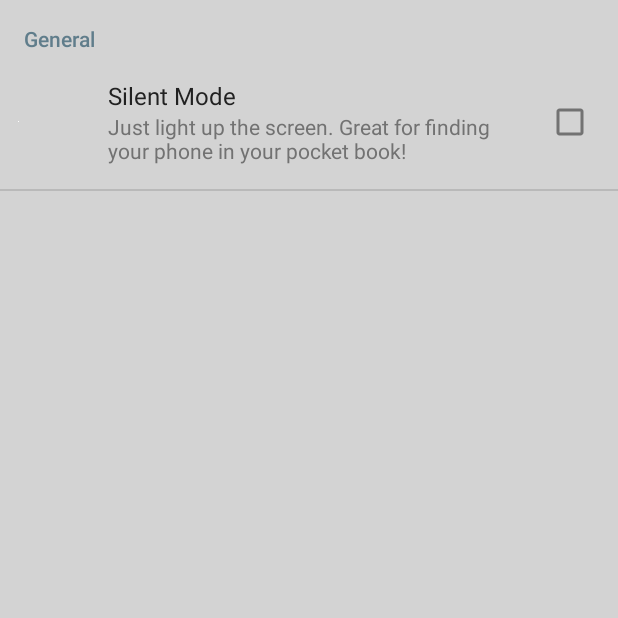
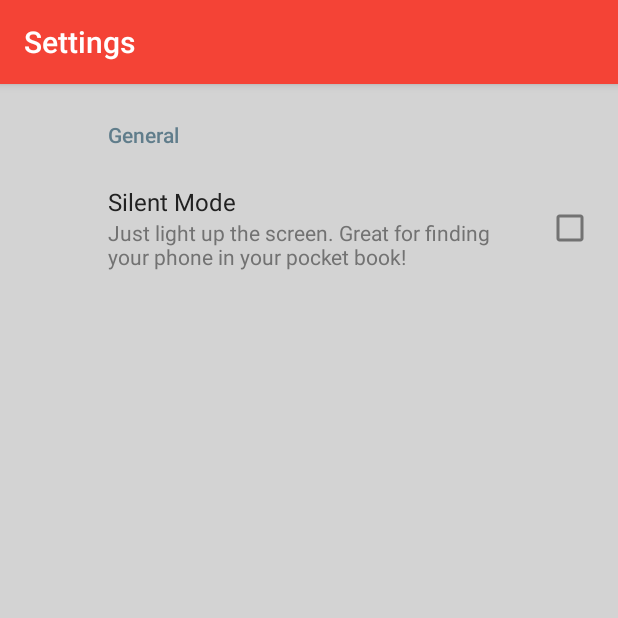
Before and after one commit to Wavesonics/RingMyPhoneAndroid, an Android app: the SettingsActivity screen opened directly, with no data from a screen before it, on a phone screen of 412 x 824 dp, the top half of it. Run offline under Robolectric (Android 15) with nearby library versions, the phone set to English and light mode, and no system bars; our stand-ins replace androidx.preference.

Commit message:
Migrate to AndroidX preferences

```diff
--- a/RingMyPhone/build.gradle
+++ b/RingMyPhone/build.gradle
@@ -68,6 +68,7 @@ dependencies {
     // Support Libraries
     implementation 'androidx.annotation:annotation:1.3.0'
     implementation 'androidx.appcompat:appcompat:1.4.1'
+    implementation 'androidx.preference:preference:1.2.0'
     implementation 'androidx.legacy:legacy-support-v13:1.0.0'
     implementation 'com.google.guava:guava:31.0.1-android'
     implementation 'com.getpebble:pebblekit:3.0.0@aar'
--- a/RingMyPhone/src/main/java/com/darkrockstudios/apps/ringmyphone/RingerService.java
+++ b/RingMyPhone/src/main/java/com/darkrockstudios/apps/ringmyphone/RingerService.java
@@ -15,8 +15,9 @@ import android.net.Uri;
 import android.os.Build;
 import android.os.IBinder;
 import android.os.PowerManager;
-import android.preference.PreferenceManager;
 import androidx.core.app.NotificationCompat;
+import androidx.preference.PreferenceManager;
+
 import android.util.Log;
 
 import com.getpebble.android.kit.Constants;
--- a/RingMyPhone/src/main/java/com/darkrockstudios/apps/ringmyphone/SettingsActivity.java
+++ b/RingMyPhone/src/main/java/com/darkrockstudios/apps/ringmyphone/SettingsActivity.java
@@ -1,20 +1,22 @@
 package com.darkrockstudios.apps.ringmyphone;
 
-import android.app.Activity;
 import android.os.Bundle;
+
+import androidx.appcompat.app.AppCompatActivity;
 
 /**
  * Created by adam on 3/2/14.
  */
-public class SettingsActivity extends Activity
+public class SettingsActivity extends AppCompatActivity
 {
 	@Override
 	protected void onCreate( Bundle savedInstanceState )
 	{
 		super.onCreate( savedInstanceState );
 
-		getFragmentManager().beginTransaction()
-		                    .replace( android.R.id.content, new SettingsFragment() )
-		                    .commit();
+		getSupportFragmentManager()
+				.beginTransaction()
+				.replace( android.R.id.content, new SettingsFragment() )
+				.commit();
 	}
 }
--- a/RingMyPhone/src/main/java/com/darkrockstudios/apps/ringmyphone/SettingsFragment.java
+++ b/RingMyPhone/src/main/java/com/darkrockstudios/apps/ringmyphone/SettingsFragment.java
@@ -1,18 +1,18 @@
 package com.darkrockstudios.apps.ringmyphone;
 
 import android.os.Bundle;
-import android.preference.PreferenceFragment;
+
+import androidx.preference.PreferenceFragmentCompat;
+
 
 /**
  * Created by adam on 3/2/14.
  */
-public class SettingsFragment extends PreferenceFragment
+public class SettingsFragment extends PreferenceFragmentCompat
 {
 	@Override
-	public void onCreate( Bundle savedInstanceState )
+	public void onCreatePreferences( Bundle savedInstanceState, String rootKey )
 	{
-		super.onCreate( savedInstanceState );
-
-		addPreferencesFromResource( R.xml.settings );
+		setPreferencesFromResource(R.xml.settings, rootKey);
 	}
 }
--- a/RingMyPhone/src/main/res/xml/settings.xml
+++ b/RingMyPhone/src/main/res/xml/settings.xml
@@ -1,12 +1,12 @@
 <?xml version="1.0" encoding="utf-8"?>
 
-<PreferenceScreen xmlns:android="http://schemas.android.com/apk/res/android">
+<PreferenceScreen xmlns:app="http://schemas.android.com/apk/res-auto">
     <PreferenceCategory
-        android:title="@string/pref_title_general">
+        app:title="@string/pref_title_general">
         <CheckBoxPreference
-            android:title="@string/pref_title_silent_mode"
-            android:summary="@string/pref_summary_silent_mode"
-            android:key="silent_mode"
-            android:defaultValue="false"/>
+            app:title="@string/pref_title_silent_mode"
+            app:summary="@string/pref_summary_silent_mode"
+            app:key="silent_mode"
+            app:defaultValue="false"/>
     </PreferenceCategory>
 </PreferenceScreen>
```
